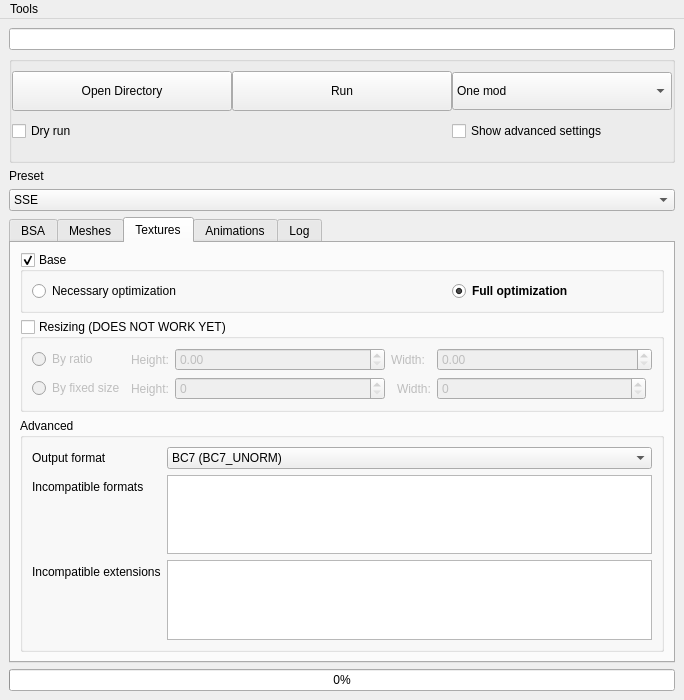
Guekka/cathedral-assets-optimizer, file src/MainWindow.ui: the form before one commit.
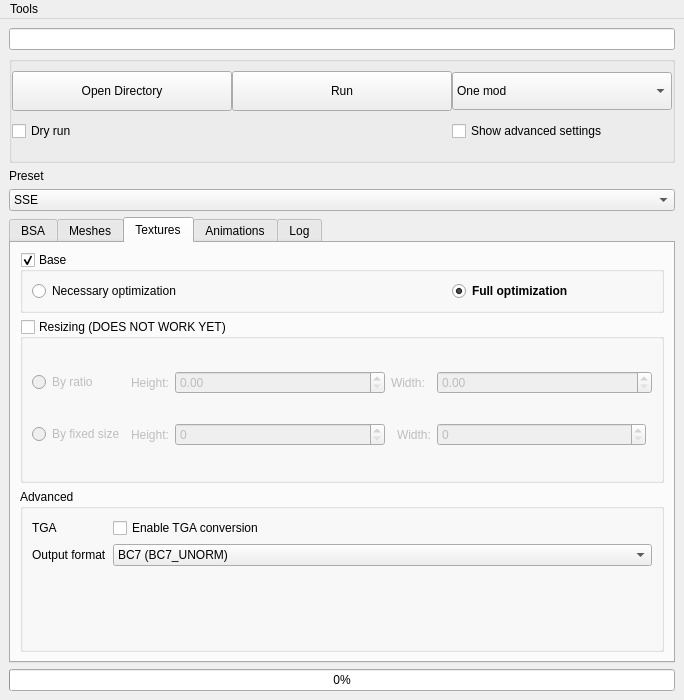
The form after the commit. The open tabs and pages were chosen to show the change.

Patch:
```diff
--- a/src/MainWindow.ui
+++ b/src/MainWindow.ui
@@ -974,6 +974,20 @@
            <string>Advanced</string>
           </property>
           <layout class="QFormLayout" name="formLayout_4">
+           <item row="0" column="0">
+            <widget class="QLabel" name="label_14">
+             <property name="text">
+              <string>TGA</string>
+             </property>
+            </widget>
+           </item>
+           <item row="0" column="1">
+            <widget class="QCheckBox" name="texturesTgaConversionCheckBox">
+             <property name="text">
+              <string>Enable TGA conversion</string>
+             </property>
+            </widget>
+           </item>
            <item row="1" column="0">
             <widget class="QLabel" name="label_12">
              <property name="text">
@@ -1005,26 +1019,6 @@
              </item>
             </widget>
            </item>
-           <item row="2" column="0">
-            <widget class="QLabel" name="label_13">
-             <property name="text">
-              <string>Incompatible formats</string>
-             </property>
-            </widget>
-           </item>
-           <item row="2" column="1">
-            <widget class="QPlainTextEdit" name="texturesIncompatibleFormats"/>
-           </item>
-           <item row="3" column="0">
-            <widget class="QLabel" name="label_14">
-             <property name="text">
-              <string>Incompatible extensions</string>
-             </property>
-            </widget>
-           </item>
-           <item row="3" column="1">
-            <widget class="QPlainTextEdit" name="texturesIncompatibleExtensions"/>
-           </item>
           </layout>
          </widget>
         </item>
```
Left out of the diff: 2 changed lines with no effect on the pictures.
